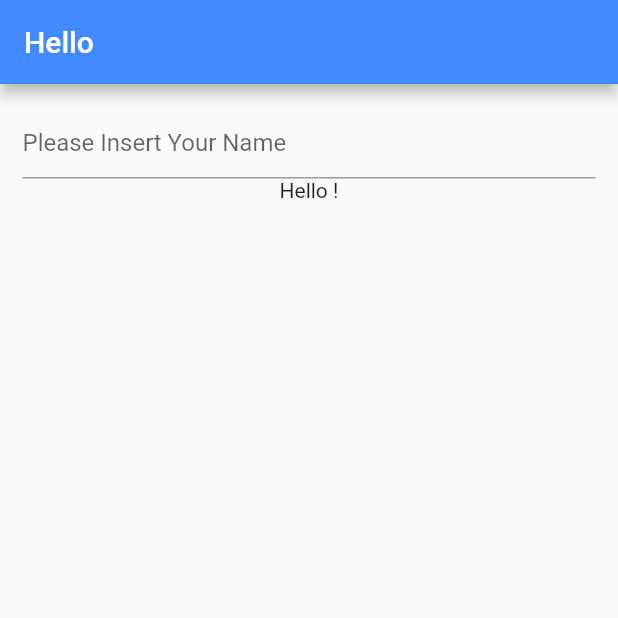
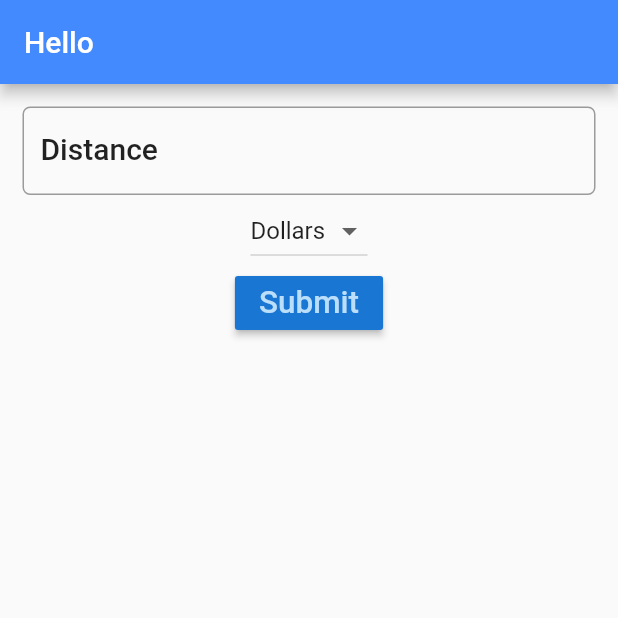
Before and after one commit to ernestkoko/trip_cost_app, a Flutter app: the screen it shows after launch, on a phone screen of 412 x 824 dp, the top half of it. Run offline on Flutter 3.47's test engine with Material 2 defaults, Android fonts, the phone set to English and light mode, and no system bars; missing offline and left inert: dart:html.

```diff
--- a/lib/main.dart
+++ b/lib/main.dart
@@ -1,3 +1,5 @@
+import 'dart:html';
+
 import 'package:flutter/material.dart';
 
 void main() => runApp(MyApp());
@@ -8,26 +10,35 @@ class MyApp extends StatelessWidget {
   Widget build(BuildContext context) {
     return MaterialApp(
       debugShowCheckedModeBanner: false,
-      title: 'Hello You',
+      title: 'Trip Cost Calculator',
       theme: ThemeData(
 
         primarySwatch: Colors.blue,
       ),
-      home: HelloYou(),
+      home: FuelForm(),
     );
   }
 }
 
-class HelloYou extends StatefulWidget{
+class FuelForm extends StatefulWidget {
   @override
-  State<StatefulWidget> createState() => _HelloYou();
+  State<StatefulWidget> createState() => _FuelFormState();
 
 }
 
-class _HelloYou extends State<HelloYou>{
-  String name = '';
+class _FuelFormState extends State<FuelForm> {
+  String result = '';
+  final _currencies = ["Dollars", "Euro", "Pounds"];
+  String _currency = "Dollars";
+
+  TextEditingController distanceController = TextEditingController();
+
   @override
   Widget build(BuildContext context) {
+    TextStyle textStyle = Theme
+        .of(context)
+        .textTheme
+        .title;
 
     return Scaffold(
       appBar: AppBar(
@@ -39,20 +50,59 @@ class _HelloYou extends State<HelloYou>{
         child: Column(
           children: <Widget>[
             TextField(
+              controller: distanceController,
               decoration: InputDecoration(
-                hintText: "Please Insert Your Name",
+                labelText: "Distance",
+                hintText: "e.g 123",
+                labelStyle: textStyle,
+                border: OutlineInputBorder(
+                    borderRadius: BorderRadius.circular(5.0),
+                ),
               ),
-              onChanged: (String string ){
+              keyboardType: TextInputType.number,
+//              onChanged: (String string) {
+//                setState(() {
+//                  name = string;
+//                });
+//              },
+            ),
+            DropdownButton<String>(
+              items: _currencies.map((String value){
+                return DropdownMenuItem<String>(
+                  value: value,
+                  child: Text(value),
+                );
+            },).toList(),
+              value: _currency,
+              onChanged: (String value ){
+                _onDropDownChnaged(value);
+
+              },
+
+            ),
+            RaisedButton(
+              onPressed: (){
                 setState(() {
-                  name = string;
+                  result = distanceController.text;
                 });
               },
+              color: Theme.of(context).primaryColorDark,
+              textColor: Theme.of(context).primaryColorLight,
+              child: Text("Submit",
+              textScaleFactor: 1.5,),
+
             ),
-            Text("Hello " + name + "!"),
+            Text( result ),
           ],
         ),
       ),
     );
   }
 
+  _onDropDownChnaged(String value) {
+    setState(() {
+      this._currency = value;
+    });
+  }
+
 }
```
